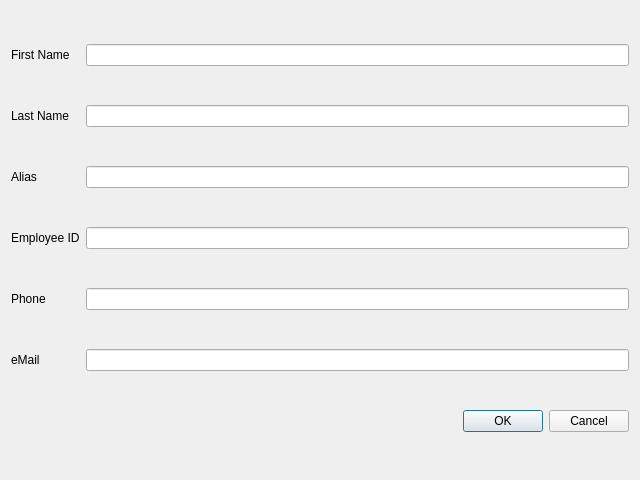
fiffty-50/openPilotLog, file src/gui/dialogues/newpilot.ui: the form before one commit.
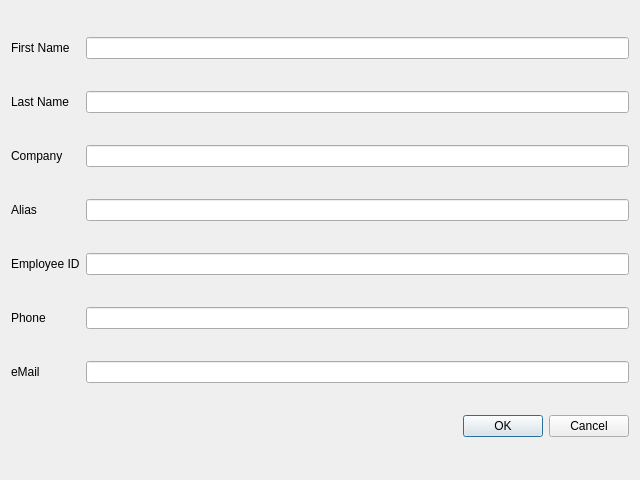
The form after the commit.

Commit message: updated settings widget and pilotwidget

```diff
--- a/src/gui/dialogues/newpilot.ui
+++ b/src/gui/dialogues/newpilot.ui
@@ -14,13 +14,6 @@
    <string>Dialog</string>
   </property>
   <layout class="QGridLayout" name="gridLayout">
-   <item row="4" column="1">
-    <widget class="QLineEdit" name="phoneLineEdit">
-     <property name="maxLength">
-      <number>40</number>
-     </property>
-    </widget>
-   </item>
    <item row="0" column="0">
     <widget class="QLabel" name="picfirstnameLabel">
      <property name="text">
@@ -28,48 +21,6 @@
      </property>
     </widget>
    </item>
-   <item row="4" column="0">
-    <widget class="QLabel" name="phoneLabel">
-     <property name="text">
-      <string>Phone</string>
-     </property>
-    </widget>
-   </item>
-   <item row="5" column="1">
-    <widget class="QLineEdit" name="emailLineEdit">
-     <property name="maxLength">
-      <number>40</number>
-     </property>
-    </widget>
-   </item>
-   <item row="2" column="0">
-    <widget class="QLabel" name="aliasLabel">
-     <property name="text">
-      <string>Alias</string>
-     </property>
-    </widget>
-   </item>
-   <item row="5" column="0">
-    <widget class="QLabel" name="emailLabel">
-     <property name="text">
-      <string>eMail</string>
-     </property>
-    </widget>
-   </item>
-   <item row="3" column="0">
-    <widget class="QLabel" name="employeeidLabel">
-     <property name="text">
-      <string>Employee ID</string>
-     </property>
-    </widget>
-   </item>
-   <item row="1" column="1">
-    <widget class="QLineEdit" name="piclastnameLineEdit">
-     <property name="maxLength">
-      <number>40</number>
-     </property>
-    </widget>
-   </item>
    <item row="0" column="1">
     <widget class="QLineEdit" name="picfirstnameLineEdit">
      <property name="maxLength">
@@ -84,14 +35,49 @@
      </property>
     </widget>
    </item>
+   <item row="1" column="1">
+    <widget class="QLineEdit" name="piclastnameLineEdit">
+     <property name="maxLength">
+      <number>40</number>
+     </property>
+    </widget>
+   </item>
+   <item row="2" column="0">
+    <widget class="QLabel" name="companyLabel">
+     <property name="text">
+      <string>Company</string>
+     </property>
+    </widget>
+   </item>
    <item row="2" column="1">
-    <widget class="QLineEdit" name="aliasLineEdit">
+    <widget class="QLineEdit" name="companyLineEdit">
      <property name="maxLength">
       <number>40</number>
      </property>
     </widget>
    </item>
+   <item row="3" column="0">
+    <widget class="QLabel" name="aliasLabel">
+     <property name="text">
+      <string>Alias</string>
+     </property>
+    </widget>
+   </item>
    <item row="3" column="1">
+    <widget class="QLineEdit" name="aliasLineEdit">
+     <property name="maxLength">
+      <number>40</number>
+     </property>
+    </widget>
+   </item>
+   <item row="4" column="0">
+    <widget class="QLabel" name="employeeidLabel">
+     <property name="text">
+      <string>Employee ID</string>
+     </property>
+    </widget>
+   </item>
+   <item row="4" column="1">
     <widget class="QLineEdit" name="employeeidLineEdit">
      <property name="text">
       <string/>
@@ -101,7 +87,35 @@
      </property>
     </widget>
    </item>
-   <item row="6" column="0" colspan="2">
+   <item row="5" column="0">
+    <widget class="QLabel" name="phoneLabel">
+     <property name="text">
+      <string>Phone</string>
+     </property>
+    </widget>
+   </item>
+   <item row="5" column="1">
+    <widget class="QLineEdit" name="phoneLineEdit">
+     <property name="maxLength">
+      <number>40</number>
+     </property>
+    </widget>
+   </item>
+   <item row="6" column="0">
+    <widget class="QLabel" name="emailLabel">
+     <property name="text">
+      <string>eMail</string>
+     </property>
+    </widget>
+   </item>
+   <item row="6" column="1">
+    <widget class="QLineEdit" name="emailLineEdit">
+     <property name="maxLength">
+      <number>40</number>
+     </property>
+    </widget>
+   </item>
+   <item row="7" column="0" colspan="2">
     <widget class="QDialogButtonBox" name="buttonBox">
      <property name="orientation">
       <enum>Qt::Horizontal</enum>
```
The commit also changes 7 other files.
